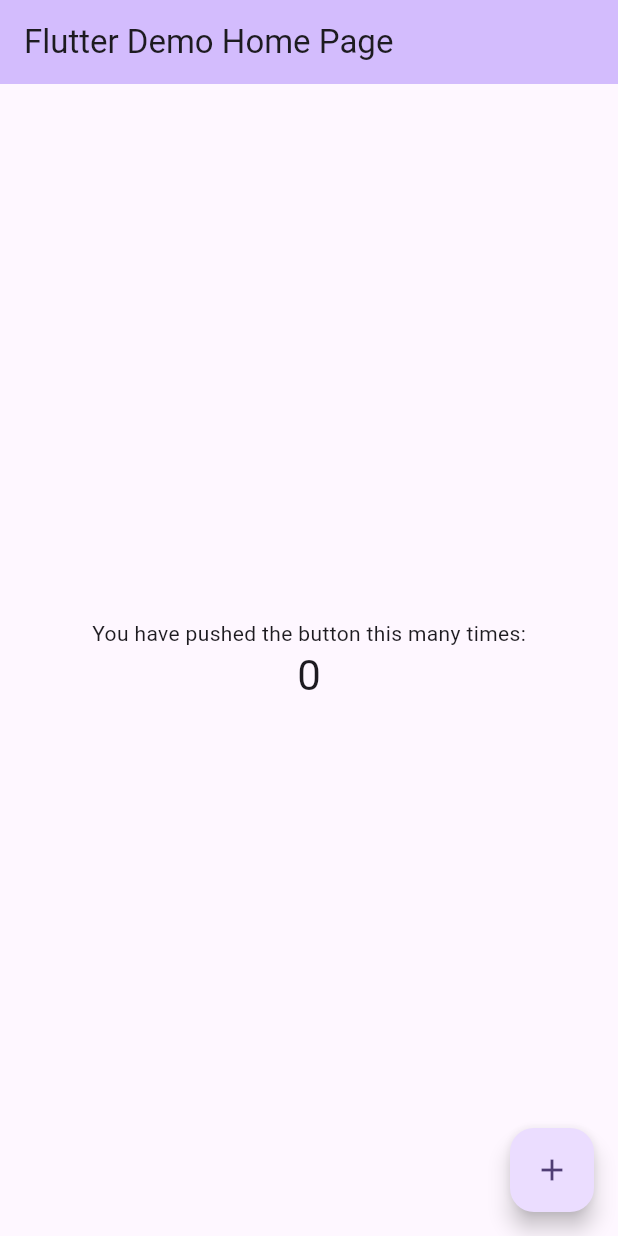
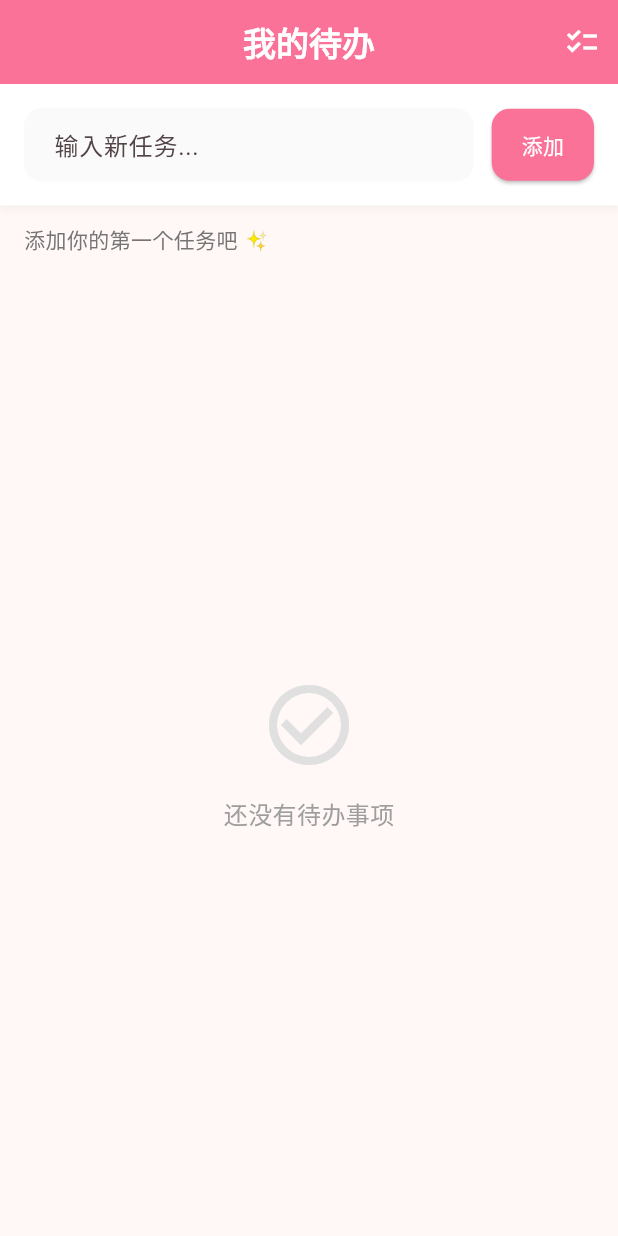
Before and after one commit to betadust/remedy, a Flutter app: the screen it shows after launch, on a phone screen of 412 x 824 dp. Run offline on Flutter 3.47's test engine with Material 3 defaults, Android fonts, the phone set to English and light mode, and no system bars.

Commit message:
TO DO LIST 开发完成v1

```diff
--- a/lib/main.dart
+++ b/lib/main.dart
@@ -1,4 +1,4 @@
-import 'package:flutter/material.dart'; //导入material.dart：提供 Material Design 风格的 UI 组件。
+import 'package:flutter/material.dart';
 
 void main() {
   runApp(const MyApp());
@@ -7,116 +7,297 @@ void main() {
 class MyApp extends StatelessWidget {
   const MyApp({super.key});
 
-  // This widget is the root of your application.
   @override
   Widget build(BuildContext context) {
     return MaterialApp(
-      title: 'Flutter Demo',
+      title: '待办清单',
       theme: ThemeData(
-        // This is the theme of your application.
-        //
-        // TRY THIS: Try running your application with "flutter run". You'll see
-        // the application has a purple toolbar. Then, without quitting the app,
-        // try changing the seedColor in the colorScheme below to Colors.green
-        // and then invoke "hot reload" (save your changes or press the "hot
-        // reload" button in a Flutter-supported IDE, or press "r" if you used
-        // the command line to start the app).
-        //
-        // Notice that the counter didn't reset back to zero; the application
-        // state is not lost during the reload. To reset the state, use hot
-        // restart instead.
-        //
-        // This works for code too, not just values: Most code changes can be
-        // tested with just a hot reload.
-        colorScheme: .fromSeed(seedColor: Colors.deepPurple),
+        colorScheme: ColorScheme.fromSeed(
+          seedColor: const Color(0xFFFB7299), // B站粉色
+          primary: const Color(0xFFFB7299),
+        ),
+        useMaterial3: true,
+        appBarTheme: const AppBarTheme(
+          backgroundColor: Color(0xFFFB7299),
+          foregroundColor: Colors.white,
+          elevation: 0,
+        ),
+        cardTheme: CardThemeData(
+          elevation: 2,
+          shape: RoundedRectangleBorder(
+            borderRadius: BorderRadius.circular(12),
+          ),
+        ),
       ),
-      home: const MyHomePage(title: 'Flutter Demo Home Page'),
+      home: const TodoListPage(),
     );
   }
 }
 
-class MyHomePage extends StatefulWidget {
-  const MyHomePage({super.key, required this.title});
-
-  // This widget is the home page of your application. It is stateful, meaning
-  // that it has a State object (defined below) that contains fields that affect
-  // how it looks.
-
-  // This class is the configuration for the state. It holds the values (in this
-  // case the title) provided by the parent (in this case the App widget) and
-  // used by the build method of the State. Fields in a Widget subclass are
-  // always marked "final".
-
-  final String title;
+class TodoListPage extends StatefulWidget {
+  const TodoListPage({super.key});
 
   @override
-  State<MyHomePage> createState() => _MyHomePageState();
+  State<TodoListPage> createState() => _TodoListPageState();
 }
 
-class _MyHomePageState extends State<MyHomePage> {
-  int _counter = 0;
+class _TodoListPageState extends State<TodoListPage> {
+  // 待办事项列表
+  final List<TodoItem> _todos = [];
 
-  void _incrementCounter() {
+  // 文本输入控制器
+  final TextEditingController _controller = TextEditingController();
+
+  // 当前选中的分类：true = 全部，false = 未完成
+  bool _showAll = true;
+
+  // 添加待办事项
+  void _addTodo() {
+    final text = _controller.text.trim();
+    if (text.isEmpty) return;
+
     setState(() {
-      // This call to setState tells the Flutter framework that something has
-      // changed in this State, which causes it to rerun the build method below
-      // so that the display can reflect the updated values. If we changed
-      // _counter without calling setState(), then the build method would not be
-      // called again, and so nothing would appear to happen.
-      _counter++;
+      _todos.add(TodoItem(text: text));
+      _controller.clear();
     });
+  }
+
+  // 切换完成状态
+  void _toggleTodo(int index) {
+    setState(() {
+      _todos[index].isDone = !_todos[index].isDone;
+    });
+  }
+
+  // 删除待办事项
+  void _deleteTodo(int index) {
+    setState(() {
+      _todos.removeAt(index);
+    });
+  }
+
+  // 获取统计信息
+  String get _stats {
+    final total = _todos.length;
+    final done = _todos.where((t) => t.isDone).length;
+    return total == 0 ? '添加你的第一个任务吧 ✨' : '已完成 $done / 共 $total';
+  }
+
+  // 获取当前显示列表
+  List<TodoItem> get _displayTodos {
+    if (_showAll) return _todos;
+    return _todos.where((t) => !t.isDone).toList();
   }
 
   @override
   Widget build(BuildContext context) {
-    // This method is rerun every time setState is called, for instance as done
-    // by the _incrementCounter method above.
-    //
-    // The Flutter framework has been optimized to make rerunning build methods
-    // fast, so that you can just rebuild anything that needs updating rather
-    // than having to individually change instances of widgets.
     return Scaffold(
       appBar: AppBar(
-        // TRY THIS: Try changing the color here to a specific color (to
-        // Colors.amber, perhaps?) and trigger a hot reload to see the AppBar
-        // change color while the other colors stay the same.
-        backgroundColor: Theme.of(context).colorScheme.inversePrimary,
-        // Here we take the value from the MyHomePage object that was created by
-        // the App.build method, and use it to set our appbar title.
-        title: Text(widget.title),
+        title: const Text(
+          '我的待办',
+          style: TextStyle(fontWeight: FontWeight.bold),
+        ),
+        centerTitle: true,
+        backgroundColor: const Color(0xFFFB7299),
+        foregroundColor: Colors.white,
+        actions: [
+          // 切换显示模式按钮
+          IconButton(
+            icon: Icon(_showAll ? Icons.checklist : Icons.list),
+            onPressed: () {
+              setState(() {
+                _showAll = !_showAll;
+              });
+            },
+            tooltip: _showAll ? '显示未完成' : '显示全部',
+          ),
+        ],
       ),
-      body: Center(
-        // Center is a layout widget. It takes a single child and positions it
-        // in the middle of the parent.
-        child: Column(
-          // Column is also a layout widget. It takes a list of children and
-          // arranges them vertically. By default, it sizes itself to fit its
-          // children horizontally, and tries to be as tall as its parent.
-          //
-          // Column has various properties to control how it sizes itself and
-          // how it positions its children. Here we use mainAxisAlignment to
-          // center the children vertically; the main axis here is the vertical
-          // axis because Columns are vertical (the cross axis would be
-          // horizontal).
-          //
-          // TRY THIS: Invoke "debug painting" (choose the "Toggle Debug Paint"
-          // action in the IDE, or press "p" in the console), to see the
-          // wireframe for each widget.
-          mainAxisAlignment: .center,
-          children: [
-            const Text('You have pushed the button this many times:'),
-            Text(
-              '$_counter',
-              style: Theme.of(context).textTheme.headlineMedium,
+      body: Column(
+        children: [
+          // 输入区域
+          Container(
+            padding: const EdgeInsets.all(16),
+            decoration: BoxDecoration(
+              color: Colors.white,
+              boxShadow: [
+                BoxShadow(
+                  color: Colors.grey.withOpacity(0.1),
+                  spreadRadius: 1,
+                  blurRadius: 4,
+                  offset: const Offset(0, 2),
+                ),
+              ],
             ),
-          ],
-        ),
-      ),
-      floatingActionButton: FloatingActionButton(
-        onPressed: _incrementCounter,
-        tooltip: 'Increment',
-        child: const Icon(Icons.add),
+            child: Row(
+              children: [
+                Expanded(
+                  child: TextField(
+                    controller: _controller,
+                    decoration: InputDecoration(
+                      hintText: '输入新任务...',
+                      border: OutlineInputBorder(
+                        borderRadius: BorderRadius.circular(12),
+                        borderSide: BorderSide.none,
+                      ),
+                      filled: true,
+                      fillColor: Colors.grey.shade50,
+                      contentPadding: const EdgeInsets.symmetric(
+                        horizontal: 16,
+                        vertical: 12,
+                      ),
+                    ),
+                    onSubmitted: (_) => _addTodo(),
+                  ),
+                ),
+                const SizedBox(width: 12),
+                ElevatedButton(
+                  onPressed: _addTodo,
+                  style: ElevatedButton.styleFrom(
+                    backgroundColor: const Color(0xFFFB7299),
+                    foregroundColor: Colors.white,
+                    shape: RoundedRectangleBorder(
+                      borderRadius: BorderRadius.circular(12),
+                    ),
+                    padding: const EdgeInsets.symmetric(
+                      horizontal: 20,
+                      vertical: 14,
+                    ),
+                  ),
+                  child: const Text('添加'),
+                ),
+              ],
+            ),
+          ),
+          // 统计信息
+          Container(
+            padding: const EdgeInsets.symmetric(horizontal: 16, vertical: 12),
+            alignment: Alignment.centerLeft,
+            child: Text(
+              _stats,
+              style: TextStyle(
+                color: Colors.grey.shade600,
+                fontSize: 14,
+              ),
+            ),
+          ),
+          // 待办列表
+          Expanded(
+            child: _displayTodos.isEmpty
+                ? Center(
+              child: Column(
+                mainAxisAlignment: MainAxisAlignment.center,
+                children: [
+                  Icon(
+                    Icons.check_circle_outline,
+                    size: 64,
+                    color: Colors.grey.shade300,
+                  ),
+                  const SizedBox(height: 16),
+                  Text(
+                    _showAll ? '还没有待办事项' : '全部已完成！🎉',
+                    style: TextStyle(
+                      color: Colors.grey.shade500,
+                      fontSize: 16,
+                    ),
+                  ),
+                ],
+              ),
+            )
+                : ListView.builder(
+              padding: const EdgeInsets.symmetric(horizontal: 16),
+              itemCount: _displayTodos.length,
+              itemBuilder: (context, index) {
+                final todo = _displayTodos[index];
+                // 获取在原列表中的真实索引
+                final realIndex = _todos.indexOf(todo);
+                return TodoCard(
+                  todo: todo,
+                  onToggle: () => _toggleTodo(realIndex),
+                  onDelete: () => _deleteTodo(realIndex),
+                );
+              },
+            ),
+          ),
+        ],
       ),
     );
   }
 }
+
+// ==================== 待办事项数据模型 ====================
+class TodoItem {
+  String text;
+  bool isDone;
+
+  TodoItem({
+    required this.text,
+    this.isDone = false,
+  });
+}
+
+// ==================== 待办事项卡片组件 ====================
+class TodoCard extends StatelessWidget {
+  final TodoItem todo;
+  final VoidCallback onToggle;
+  final VoidCallback onDelete;
+
+  const TodoCard({
+    super.key,
+    required this.todo,
+    required this.onToggle,
+    required this.onDelete,
+  });
+
+  @override
+  Widget build(BuildContext context) {
+    return Card(
+      margin: const EdgeInsets.only(bottom: 10),
+      child: ListTile(
+        contentPadding: const EdgeInsets.symmetric(
+          horizontal: 16,
+          vertical: 4,
+        ),
+        leading: GestureDetector(
+          onTap: onToggle,
+          child: Container(
+            width: 28,
+            height: 28,
+            decoration: BoxDecoration(
+              shape: BoxShape.circle,
+              border: Border.all(
+                color: todo.isDone ? const Color(0xFFFB7299) : Colors.grey.shade400,
+                width: 2,
+              ),
+              color: todo.isDone ? const Color(0xFFFB7299) : Colors.transparent,
+            ),
+            child: todo.isDone
+                ? const Icon(
+              Icons.check,
+              size: 18,
+              color: Colors.white,
+            )
+                : null,
+          ),
+        ),
+        title: Text(
+          todo.text,
+          style: TextStyle(
+            fontSize: 16,
+            decoration: todo.isDone ? TextDecoration.lineThrough : null,
+            color: todo.isDone ? Colors.grey.shade500 : Colors.black87,
+          ),
+        ),
+        trailing: IconButton(
+          icon: Icon(
+            Icons.delete_outline,
+            color: Colors.grey.shade400,
+          ),
+          onPressed: onDelete,
+          tooltip: '删除',
+        ),
+        onTap: onToggle,
+      ),
+    );
+  }
+}
```
